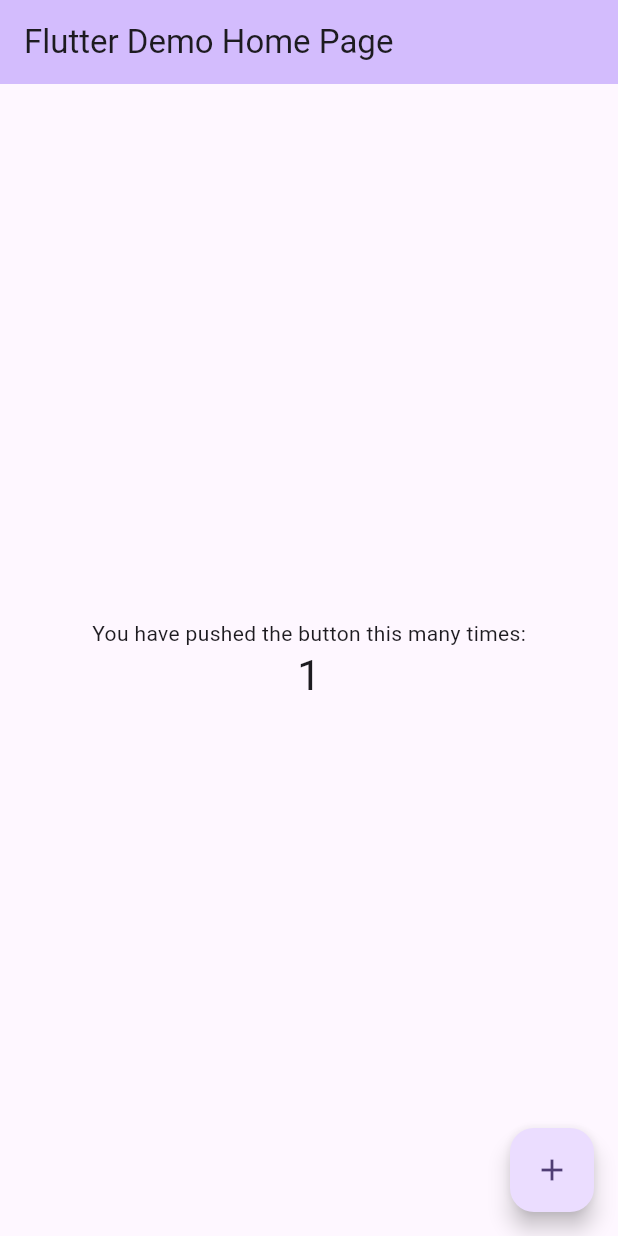
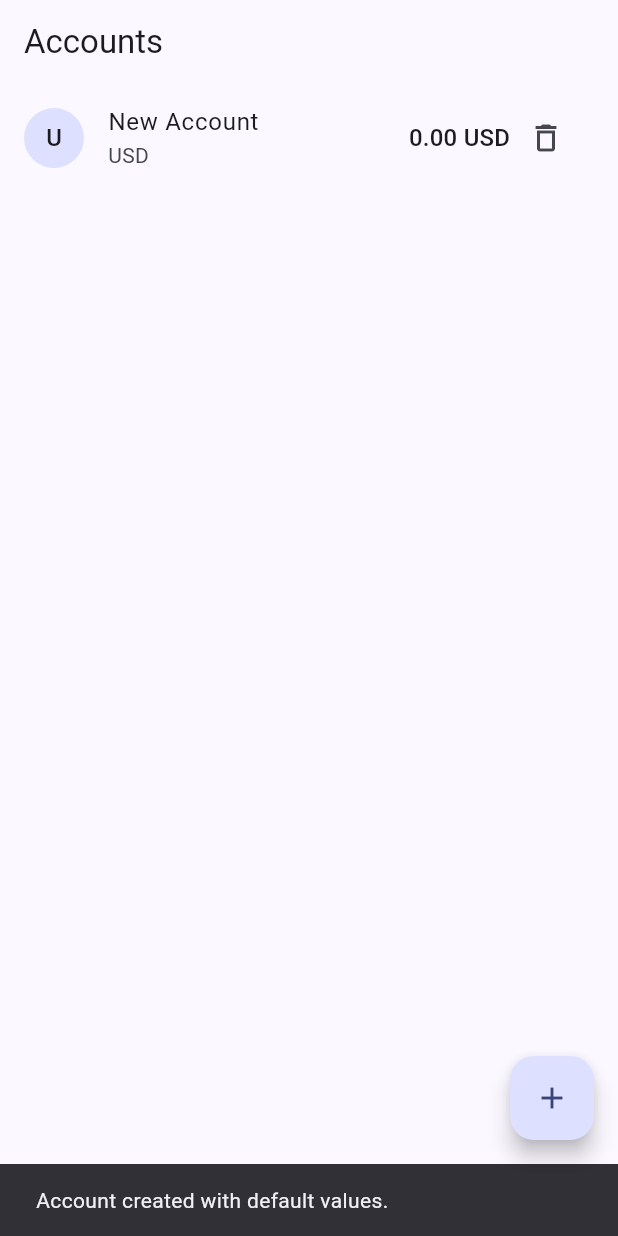
Before and after one commit to semanticdreams/fin, a Flutter app: the screen it shows after launch, after a tap on the "add" icon, on a phone screen of 412 x 824 dp. Run offline on Flutter 3.47's test engine with Material 3 defaults, Android fonts, the phone set to English and light mode, and no system bars; our stand-ins replace sqflite, sqflite_common_ffi; accounts and stored records are empty.

Commit message:
Add accounts with crud

```diff
--- /dev/null
+++ b/lib/data/account.dart
@@ -0,0 +1,45 @@
+class Account {
+  const Account({
+    this.id,
+    required this.name,
+    required this.balance,
+    required this.currency,
+  });
+
+  final int? id;
+  final String name;
+  final double balance;
+  final String currency;
+
+  Account copyWith({
+    int? id,
+    String? name,
+    double? balance,
+    String? currency,
+  }) {
+    return Account(
+      id: id ?? this.id,
+      name: name ?? this.name,
+      balance: balance ?? this.balance,
+      currency: currency ?? this.currency,
+    );
+  }
+
+  factory Account.fromMap(Map<String, Object?> map) {
+    return Account(
+      id: map['id'] as int?,
+      name: map['name'] as String,
+      balance: (map['balance'] as num).toDouble(),
+      currency: map['currency'] as String,
+    );
+  }
+
+  Map<String, Object?> toMap() {
+    return <String, Object?>{
+      'id': id,
+      'name': name,
+      'balance': balance,
+      'currency': currency,
+    };
+  }
+}
--- /dev/null
+++ b/lib/data/account_database.dart
@@ -0,0 +1,100 @@
+import 'package:path/path.dart';
+import 'package:sqflite/sqflite.dart';
+
+import 'account.dart';
+
+class AccountDatabase {
+  AccountDatabase._();
+
+  static final AccountDatabase instance = AccountDatabase._();
+  static const String _dbName = 'accounts.db';
+  static const int _dbVersion = 1;
+  static const String accountsTable = 'accounts';
+
+  Database? _database;
+
+  Future<Database> get database async {
+    final existing = _database;
+    if (existing != null) {
+      return existing;
+    }
+    final db = await _openDatabase();
+    _database = db;
+    return db;
+  }
+
+  Future<Database> _openDatabase() async {
+    final databasesPath = await getDatabasesPath();
+    final path = join(databasesPath, _dbName);
+
+    return openDatabase(
+      path,
+      version: _dbVersion,
+      onCreate: (db, version) async {
+        await db.execute('''
+          CREATE TABLE $accountsTable(
+            id INTEGER PRIMARY KEY AUTOINCREMENT,
+            name TEXT NOT NULL,
+            balance REAL NOT NULL DEFAULT 0,
+            currency TEXT NOT NULL DEFAULT 'USD'
+          )
+        ''');
+      },
+    );
+  }
+
+  Future<List<Account>> fetchAccounts() async {
+    final db = await database;
+    final rows = await db.query(
+      accountsTable,
+      orderBy: 'name COLLATE NOCASE',
+    );
+    return rows.map(Account.fromMap).toList();
+  }
+
+  Future<Account> createDefaultAccount() async {
+    const defaultName = 'New Account';
+    const defaultBalance = 0.0;
+    const defaultCurrency = 'USD';
+
+    final db = await database;
+    final newId = await db.insert(
+      accountsTable,
+      <String, Object?>{
+        'name': defaultName,
+        'balance': defaultBalance,
+        'currency': defaultCurrency,
+      },
+    );
+    return Account(
+      id: newId,
+      name: defaultName,
+      balance: defaultBalance,
+      currency: defaultCurrency,
+    );
+  }
+
+  Future<Account> updateAccount(Account account) async {
+    final db = await database;
+    final id = account.id;
+    if (id == null) {
+      throw ArgumentError('Account id cannot be null when updating.');
+    }
+    await db.update(
+      accountsTable,
+      account.toMap(),
+      where: 'id = ?',
+      whereArgs: <Object?>[id],
+    );
+    return account;
+  }
+
+  Future<void> deleteAccount(int id) async {
+    final db = await database;
+    await db.delete(
+      accountsTable,
+      where: 'id = ?',
+      whereArgs: <Object?>[id],
+    );
+  }
+}
--- /dev/null
+++ b/lib/data/accounts_controller.dart
@@ -0,0 +1,53 @@
+import 'package:flutter/foundation.dart';
+
+import 'account.dart';
+import 'account_database.dart';
+
+class AccountsController extends ChangeNotifier {
+  AccountsController(this._database);
+
+  final AccountDatabase _database;
+
+  List<Account> _accounts = <Account>[];
+  bool _isLoading = false;
+
+  List<Account> get accounts => _accounts;
+  bool get isLoading => _isLoading;
+
+  Future<void> loadAccounts() async {
+    _setLoading(true);
+    try {
+      final fetched = await _database.fetchAccounts();
+      _accounts = fetched;
+    } finally {
+      _setLoading(false);
+    }
+  }
+
+  Future<void> createAccount() async {
+    await _database.createDefaultAccount();
+    await loadAccounts();
+  }
+
+  Future<void> updateAccount(Account account) async {
+    await _database.updateAccount(account);
+    await loadAccounts();
+  }
+
+  Future<void> deleteAccount(Account account) async {
+    final id = account.id;
+    if (id == null) {
+      return;
+    }
+    await _database.deleteAccount(id);
+    await loadAccounts();
+  }
+
+  void _setLoading(bool value) {
+    if (_isLoading == value) {
+      return;
+    }
+    _isLoading = value;
+    notifyListeners();
+  }
+}
--- a/lib/main.dart
+++ b/lib/main.dart
@@ -1,122 +1,333 @@
+import 'package:flutter/foundation.dart';
 import 'package:flutter/material.dart';
+import 'package:sqflite/sqflite.dart';
+import 'package:sqflite_common_ffi/sqflite_ffi.dart';
 
-void main() {
-  runApp(const MyApp());
+import 'data/account.dart';
+import 'data/account_database.dart';
+import 'data/accounts_controller.dart';
+
+Future<void> main() async {
+  WidgetsFlutterBinding.ensureInitialized();
+  await _initDatabaseFactory();
+  runApp(const FinApp());
 }
 
-class MyApp extends StatelessWidget {
-  const MyApp({super.key});
+Future<void> _initDatabaseFactory() async {
+  if (kIsWeb) {
+    return;
+  }
+  const desktopPlatforms = <TargetPlatform>{
+    TargetPlatform.windows,
+    TargetPlatform.linux,
+  };
+  if (desktopPlatforms.contains(defaultTargetPlatform)) {
+    sqfliteFfiInit();
+    databaseFactory = databaseFactoryFfi;
+  }
+}
 
-  // This widget is the root of your application.
+class FinApp extends StatelessWidget {
+  const FinApp({super.key});
+
   @override
   Widget build(BuildContext context) {
     return MaterialApp(
-      title: 'Flutter Demo',
+      title: 'Personal Accounts',
+      themeMode: ThemeMode.system,
       theme: ThemeData(
-        // This is the theme of your application.
-        //
-        // TRY THIS: Try running your application with "flutter run". You'll see
-        // the application has a purple toolbar. Then, without quitting the app,
-        // try changing the seedColor in the colorScheme below to Colors.green
-        // and then invoke "hot reload" (save your changes or press the "hot
-        // reload" button in a Flutter-supported IDE, or press "r" if you used
-        // the command line to start the app).
-        //
-        // Notice that the counter didn't reset back to zero; the application
-        // state is not lost during the reload. To reset the state, use hot
-        // restart instead.
-        //
-        // This works for code too, not just values: Most code changes can be
-        // tested with just a hot reload.
-        colorScheme: ColorScheme.fromSeed(seedColor: Colors.deepPurple),
+        colorScheme: ColorScheme.fromSeed(seedColor: Colors.indigo),
+        useMaterial3: true,
       ),
-      home: const MyHomePage(title: 'Flutter Demo Home Page'),
+      darkTheme: ThemeData(
+        colorScheme: ColorScheme.fromSeed(
+          seedColor: Colors.indigo,
+          brightness: Brightness.dark,
+        ),
+        useMaterial3: true,
+      ),
+      home: const AccountsPage(),
     );
   }
 }
 
-class MyHomePage extends StatefulWidget {
-  const MyHomePage({super.key, required this.title});
-
-  // This widget is the home page of your application. It is stateful, meaning
-  // that it has a State object (defined below) that contains fields that affect
-  // how it looks.
-
-  // This class is the configuration for the state. It holds the values (in this
-  // case the title) provided by the parent (in this case the App widget) and
-  // used by the build method of the State. Fields in a Widget subclass are
-  // always marked "final".
-
-  final String title;
+class AccountsPage extends StatefulWidget {
+  const AccountsPage({super.key});
 
   @override
-  State<MyHomePage> createState() => _MyHomePageState();
+  State<AccountsPage> createState() => _AccountsPageState();
 }
 
-class _MyHomePageState extends State<MyHomePage> {
-  int _counter = 0;
+class _AccountsPageState extends State<AccountsPage> {
+  late final AccountsController _controller;
 
-  void _incrementCounter() {
-    setState(() {
-      // This call to setState tells the Flutter framework that something has
-      // changed in this State, which causes it to rerun the build method below
-      // so that the display can reflect the updated values. If we changed
-      // _counter without calling setState(), then the build method would not be
-      // called again, and so nothing would appear to happen.
-      _counter++;
-    });
+  @override
+  void initState() {
+    super.initState();
+    _controller = AccountsController(AccountDatabase.instance)
+      ..addListener(_handleControllerChange);
+    _controller.loadAccounts();
+  }
+
+  @override
+  void dispose() {
+    _controller.removeListener(_handleControllerChange);
+    _controller.dispose();
+    super.dispose();
+  }
+
+  void _handleControllerChange() {
+    if (mounted) {
+      setState(() {});
+    }
   }
 
   @override
   Widget build(BuildContext context) {
-    // This method is rerun every time setState is called, for instance as done
-    // by the _incrementCounter method above.
-    //
-    // The Flutter framework has been optimized to make rerunning build methods
-    // fast, so that you can just rebuild anything that needs updating rather
-    // than having to individually change instances of widgets.
     return Scaffold(
       appBar: AppBar(
-        // TRY THIS: Try changing the color here to a specific color (to
-        // Colors.amber, perhaps?) and trigger a hot reload to see the AppBar
-        // change color while the other colors stay the same.
-        backgroundColor: Theme.of(context).colorScheme.inversePrimary,
-        // Here we take the value from the MyHomePage object that was created by
-        // the App.build method, and use it to set our appbar title.
-        title: Text(widget.title),
+        title: const Text('Accounts'),
       ),
-      body: Center(
-        // Center is a layout widget. It takes a single child and positions it
-        // in the middle of the parent.
-        child: Column(
-          // Column is also a layout widget. It takes a list of children and
-          // arranges them vertically. By default, it sizes itself to fit its
-          // children horizontally, and tries to be as tall as its parent.
-          //
-          // Column has various properties to control how it sizes itself and
-          // how it positions its children. Here we use mainAxisAlignment to
-          // center the children vertically; the main axis here is the vertical
-          // axis because Columns are vertical (the cross axis would be
-          // horizontal).
-          //
-          // TRY THIS: Invoke "debug painting" (choose the "Toggle Debug Paint"
-          // action in the IDE, or press "p" in the console), to see the
-          // wireframe for each widget.
-          mainAxisAlignment: MainAxisAlignment.center,
-          children: <Widget>[
-            const Text('You have pushed the button this many times:'),
-            Text(
-              '$_counter',
-              style: Theme.of(context).textTheme.headlineMedium,
+      body: _buildBody(),
+      floatingActionButton: FloatingActionButton(
+        onPressed: _createAccount,
+        child: const Icon(Icons.add),
+      ),
+    );
+  }
+
+  Widget _buildBody() {
+    if (_controller.isLoading && _controller.accounts.isEmpty) {
+      return const Center(child: CircularProgressIndicator());
+    }
+
+    if (_controller.accounts.isEmpty) {
+      return const Center(
+        child: Text('No accounts yet. Tap + to create one.'),
+      );
+    }
+
+    return ListView.separated(
+      padding: const EdgeInsets.only(bottom: 88),
+      itemCount: _controller.accounts.length,
+      separatorBuilder: (_, __) => const Divider(height: 0),
+      itemBuilder: (context, index) {
+        final account = _controller.accounts[index];
+        return ListTile(
+          title: Text(account.name),
+          subtitle: Text(account.currency),
+          leading: CircleAvatar(
+            backgroundColor: Theme.of(context).colorScheme.primaryContainer,
+            child: Text(
+              account.currency.substring(0, 1),
+              style: Theme.of(context).textTheme.titleMedium,
+            ),
+          ),
+          trailing: Row(
+            mainAxisSize: MainAxisSize.min,
+            children: <Widget>[
+              Text(
+                _formatBalance(account),
+                style: Theme.of(context).textTheme.titleMedium,
+              ),
+              IconButton(
+                icon: const Icon(Icons.delete_outline),
+                tooltip: 'Delete account',
+                onPressed: () => _confirmDelete(account),
+              ),
+            ],
+          ),
+          onTap: () => _editAccount(account),
+        );
+      },
+    );
+  }
+
+  Future<void> _createAccount() async {
+    await _controller.createAccount();
+    if (!mounted) {
+      return;
+    }
+    ScaffoldMessenger.of(context).showSnackBar(
+      const SnackBar(content: Text('Account created with default values.')),
+    );
+  }
+
+  Future<void> _editAccount(Account account) async {
+    final updated = await showDialog<Account>(
+      context: context,
+      builder: (context) {
+        return _AccountDialog(account: account);
+      },
+    );
+
+    if (updated != null) {
+      await _controller.updateAccount(updated);
+      if (!mounted) {
+        return;
+      }
+      ScaffoldMessenger.of(context).showSnackBar(
+        const SnackBar(content: Text('Account updated.')),
+      );
+    }
+  }
+
+  Future<void> _confirmDelete(Account account) async {
+    final shouldDelete = await showDialog<bool>(
+      context: context,
+      builder: (context) {
+        return AlertDialog(
+          title: const Text('Delete account?'),
+          content: Text('This will remove ${account.name}.'),
+          actions: <Widget>[
+            TextButton(
+              onPressed: () => Navigator.of(context).pop(false),
+              child: const Text('Cancel'),
+            ),
+            TextButton(
+              onPressed: () => Navigator.of(context).pop(true),
+              style: TextButton.styleFrom(foregroundColor: Colors.red),
+              child: const Text('Delete'),
             ),
           ],
+        );
+      },
+    );
+
+    if (shouldDelete == true) {
+      await _controller.deleteAccount(account);
+      if (!mounted) {
+        return;
+      }
+      ScaffoldMessenger.of(context).showSnackBar(
+        SnackBar(content: Text('${account.name} deleted.')),
+      );
+    }
+  }
+
+  String _formatBalance(Account account) {
+    final balance = account.balance.toStringAsFixed(2);
+    return '$balance ${account.currency}';
+  }
+}
+
+class _AccountDialog extends StatefulWidget {
+  const _AccountDialog({required this.account});
+
+  final Account account;
+
+  @override
+  State<_AccountDialog> createState() => _AccountDialogState();
+}
+
+class _AccountDialogState extends State<_AccountDialog> {
+  late final TextEditingController _nameController;
+  late final TextEditingController _balanceController;
+  late final TextEditingController _currencyController;
+  String? _error;
+
+  @override
+  void initState() {
+    super.initState();
+    _nameController = TextEditingController(text: widget.account.name);
+    _balanceController =
+        TextEditingController(text: widget.account.balance.toStringAsFixed(2));
+    _currencyController =
+        TextEditingController(text: widget.account.currency);
+  }
+
+  @override
+  void dispose() {
+    _nameController.dispose();
+    _balanceController.dispose();
+    _currencyController.dispose();
+    super.dispose();
+  }
+
+  @override
+  Widget build(BuildContext context) {
+    return AlertDialog(
+      title: const Text('Update account'),
+      content: Column(
+        mainAxisSize: MainAxisSize.min,
+        children: <Widget>[
+          TextField(
+            controller: _nameController,
+            decoration: const InputDecoration(
+              labelText: 'Name',
+            ),
+            textCapitalization: TextCapitalization.sentences,
+          ),
+          const SizedBox(height: 12),
+          TextField(
+            controller: _balanceController,
+            decoration: const InputDecoration(
+              labelText: 'Balance',
+              hintText: '0.00',
+            ),
+            keyboardType:
+                const TextInputType.numberWithOptions(decimal: true),
+          ),
+          const SizedBox(height: 12),
+          TextField(
+            controller: _currencyController,
+            decoration: const InputDecoration(
+              labelText: 'Currency',
+              hintText: 'USD',
+            ),
+            textCapitalization: TextCapitalization.characters,
+            maxLength: 8,
+          ),
+          if (_error != null) ...<Widget>[
+            const SizedBox(height: 8),
+            Text(
+              _error!,
+              style: const TextStyle(color: Colors.red),
+            ),
+          ],
+        ],
+      ),
+      actions: <Widget>[
+        TextButton(
+          onPressed: () => Navigator.of(context).pop(),
+          child: const Text('Cancel'),
         ),
-      ),
-      floatingActionButton: FloatingActionButton(
-        onPressed: _incrementCounter,
-        tooltip: 'Increment',
-        child: const Icon(Icons.add),
-      ), // This trailing comma makes auto-formatting nicer for build methods.
+        TextButton(
+          onPressed: _submit,
+          child: const Text('Save'),
+        ),
+      ],
     );
   }
+
+  void _submit() {
+    final name = _nameController.text.trim();
+    if (name.isEmpty) {
+      setState(() {
+        _error = 'Name cannot be empty.';
+      });
+      return;
+    }
+
+    final parsedBalance =
+        double.tryParse(_balanceController.text.trim());
+    if (parsedBalance == null) {
+      setState(() {
+        _error = 'Balance must be a number.';
+      });
+      return;
+    }
+
+    final currency = _currencyController.text.trim().isEmpty
+        ? widget.account.currency
+        : _currencyController.text.trim().toUpperCase();
+
+    final updated = widget.account.copyWith(
+      name: name,
+      balance: parsedBalance,
+      currency: currency,
+    );
+
+    Navigator.of(context).pop(updated);
+  }
 }
--- a/pubspec.yaml
+++ b/pubspec.yaml
@@ -30,6 +30,10 @@ environment:
 dependencies:
   flutter:
     sdk: flutter
+
+  sqflite: ^2.3.3+1
+  path: ^1.9.0
+  sqflite_common_ffi: ^2.3.3
 
   # The following adds the Cupertino Icons font to your application.
   # Use with the CupertinoIcons class for iOS style icons.
```
Also changed, not shown: pubspec.lock, 7 other files.
